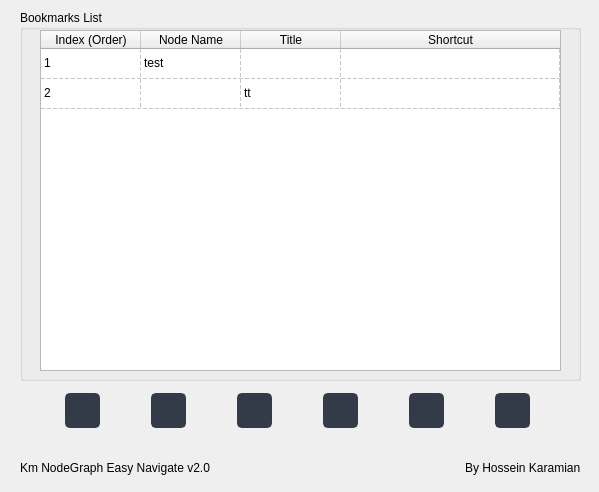
First picture: the form in Dev-Files/panel_v02 - Bookmarks List.ui, repository hkaramian/Km-NodeGraph-Easy-Navigate, before the edit.
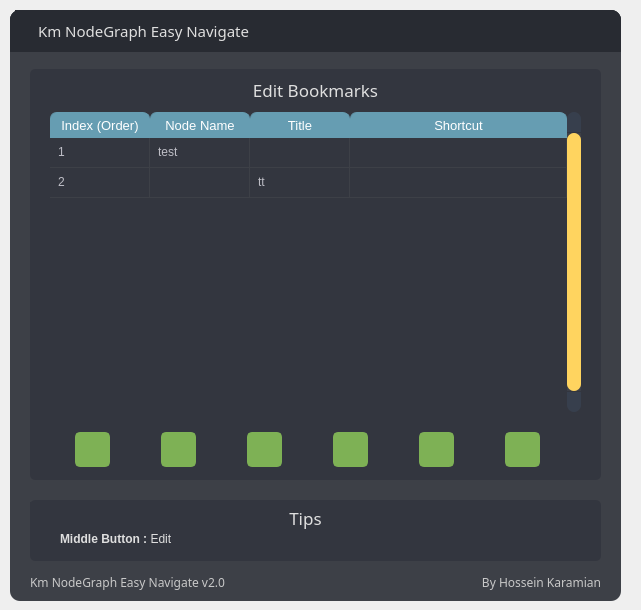
Second picture: the form after the edit. Icons and pictures are not drawn.

```diff
--- a/Dev-Files/panel_v02 - Bookmarks List.ui
+++ b/Dev-Files/panel_v02 - Bookmarks List.ui
@@ -6,43 +6,654 @@
    <rect>
     <x>0</x>
     <y>0</y>
-    <width>599</width>
-    <height>492</height>
+    <width>641</width>
+    <height>610</height>
    </rect>
   </property>
   <property name="windowTitle">
    <string>Km NodeGraph Easy Navigate : Edit Bookmarks</string>
   </property>
   <widget class="QWidget" name="centralwidget">
-   <widget class="QGroupBox" name="groupBox">
+   <widget class="QFrame" name="frame">
     <property name="geometry">
      <rect>
-      <x>20</x>
+      <x>10</x>
       <y>10</y>
-      <width>561</width>
-      <height>371</height>
+      <width>611</width>
+      <height>591</height>
      </rect>
     </property>
-    <property name="title">
-     <string>Bookmarks List</string>
+    <property name="styleSheet">
+     <string notr="true">QLabel {
+color: rgb(223, 223, 223);
+}
+
+QFrame {
+	background-color: rgb(61, 64, 71);
+	border-radius : 10px;
+}
+
+/* LINE EDIT */
+QLineEdit {
+	background-color: rgb(40, 43, 50);
+	border-radius: 5px;
+	border: 2px solid rgb(40, 43, 50);
+}
+QLineEdit:hover {
+	border: 2px solid rgb(64, 71, 88);
+}
+QLineEdit:focus {
+	border: 2px solid rgb(91, 101, 124);
+}
+
+/* SCROLL BARS */
+QScrollBar:horizontal {
+    border: none;
+    background: rgb(52, 59, 72);
+    height: 14px;
+    margin: 0px 21px 0 21px;
+	border-radius: 0px;
+}
+QScrollBar::handle:horizontal {
+    background: rgb(85, 170, 255);
+    min-width: 25px;
+	border-radius: 7px
+}
+QScrollBar::add-line:horizontal {
+    border: none;
+    background: rgb(55, 63, 77);
+    width: 20px;
+	border-top-right-radius: 7px;
+    border-bottom-right-radius: 7px;
+    subcontrol-position: right;
+    subcontrol-origin: margin;
+}
+QScrollBar::sub-line:horizontal {
+    border: none;
+    background: rgb(55, 63, 77);
+    width: 20px;
+	border-top-left-radius: 7px;
+    border-bottom-left-radius: 7px;
+    subcontrol-position: left;
+    subcontrol-origin: margin;
+}
+QScrollBar::up-arrow:horizontal, QScrollBar::down-arrow:horizontal
+{
+     background: none;
+}
+QScrollBar::add-page:horizontal, QScrollBar::sub-page:horizontal
+{
+     background: none;
+}
+ QScrollBar:vertical {
+	border: none;
+    background: rgb(61, 64, 71);
+    width: 14px;
+    margin: 21px 0 21px 0;
+	border-radius: 0px;
+ }
+ QScrollBar::handle:vertical {	
+	background: rgb(255, 212, 95);
+    min-height: 25px;
+	border-radius: 7px
+ }
+ QScrollBar::add-line:vertical {
+     border: none;
+    background: rgb(55, 63, 77);
+     height: 20px;
+	border-bottom-left-radius: 7px;
+    border-bottom-right-radius: 7px;
+     subcontrol-position: bottom;
+     subcontrol-origin: margin;
+ }
+ QScrollBar::sub-line:vertical {
+	border: none;
+    background: rgb(55, 63, 77);
+     height: 20px;
+	border-top-left-radius: 7px;
+    border-top-right-radius: 7px;
+     subcontrol-position: top;
+     subcontrol-origin: margin;
+ }
+ QScrollBar::up-arrow:vertical, QScrollBar::down-arrow:vertical {
+     background: none;
+ }
+
+ QScrollBar::add-page:vertical, QScrollBar::sub-page:vertical {
+     background: none;
+ }
+
+/* CHECKBOX */
+QCheckBox::indicator {
+    border: 3px solid rgb(52, 59, 72);
+	width: 15px;
+	height: 15px;
+	border-radius: 10px;
+    background: rgb(44, 49, 60);
+}
+QCheckBox::indicator:hover {
+    border: 3px solid rgb(58, 66, 81);
+}
+QCheckBox::indicator:checked {
+    background: 3px solid rgb(52, 59, 72);
+	border: 3px solid rgb(52, 59, 72);	
+	background-image: url(../Km_NodeGraphEN/icons/cil-check-alt.png);
+}
+
+/* RADIO BUTTON */
+QRadioButton::indicator {
+    border: 3px solid rgb(52, 59, 72);
+	width: 15px;
+	height: 15px;
+	border-radius: 10px;
+    background: rgb(44, 49, 60);
+}
+QRadioButton::indicator:hover {
+    border: 3px solid rgb(58, 66, 81);
+}
+QRadioButton::indicator:checked {
+    background: 3px solid rgb(94, 106, 130);
+	border: 3px solid rgb(52, 59, 72);	
+}
+
+/* COMBOBOX */
+QComboBox{
+	background-color: rgb(27, 29, 35);
+	border-radius: 5px;
+	border: 2px solid rgb(27, 29, 35);
+	padding: 5px;
+	padding-left: 10px;
+}
+QComboBox:hover{
+	border: 2px solid rgb(64, 71, 88);
+}
+QComboBox::drop-down {
+	subcontrol-origin: padding;
+	subcontrol-position: top right;
+	width: 25px; 
+	border-left-width: 3px;
+	border-left-color: rgba(39, 44, 54, 150);
+	border-left-style: solid;
+	border-top-right-radius: 3px;
+	border-bottom-right-radius: 3px;	
+	background-image: url(:/16x16/icons/16x16/cil-arrow-bottom.png);
+	background-position: center;
+	background-repeat: no-reperat;
+ }
+QComboBox QAbstractItemView {
+	color: rgb(85, 170, 255);	
+	background-color: rgb(27, 29, 35);
+	padding: 10px;
+	selection-background-color: rgb(39, 44, 54);
+}
+
+/* SLIDERS */
+QSlider::groove:horizontal {
+    border-radius: 9px;
+    height: 18px;
+	margin: 0px;
+	background-color: rgb(52, 59, 72);
+}
+QSlider::groove:horizontal:hover {
+	background-color: rgb(55, 62, 76);
+}
+QSlider::handle:horizontal {
+    background-color: rgb(255, 212, 95);
+    border: none;
+    height: 18px;
+    width: 18px;
+    margin: 0px;
+	border-radius: 9px;
+}
+QSlider::handle:horizontal:hover {
+    background-color: rgb(255, 222, 110);
+}
+QSlider::handle:horizontal:pressed {
+    background-color: rgb(255, 212, 95);
+}
+
+QSlider::groove:vertical {
+    border-radius: 9px;
+    width: 18px;
+    margin: 0px;
+	background-color: rgb(52, 59, 72);
+}
+QSlider::groove:vertical:hover {
+	background-color: rgb(55, 62, 76);
+}
+QSlider::handle:vertical {
+    background-color: rgb(85, 170, 255);
+	border: none;
+    height: 18px;
+    width: 18px;
+    margin: 0px;
+	border-radius: 9px;
+}
+QSlider::handle:vertical:hover {
+    background-color: rgb(105, 180, 255);
+}
+QSlider::handle:vertical:pressed {
+    background-color: rgb(65, 130, 195);
+}
+
+</string>
     </property>
+    <property name="frameShape">
+     <enum>QFrame::StyledPanel</enum>
+    </property>
+    <property name="frameShadow">
+     <enum>QFrame::Raised</enum>
+    </property>
+    <widget class="QFrame" name="frame_top_btns">
+     <property name="geometry">
+      <rect>
+       <x>0</x>
+       <y>0</y>
+       <width>611</width>
+       <height>42</height>
+      </rect>
+     </property>
+     <property name="maximumSize">
+      <size>
+       <width>16777215</width>
+       <height>42</height>
+      </size>
+     </property>
+     <property name="styleSheet">
+      <string notr="true">background-color: rgb(40, 43, 50);
+border-bottom-left-radius: 1px;
+border-bottom-right-radius: 1px;</string>
+     </property>
+     <property name="frameShape">
+      <enum>QFrame::NoFrame</enum>
+     </property>
+     <property name="frameShadow">
+      <enum>QFrame::Raised</enum>
+     </property>
+     <layout class="QHBoxLayout" name="horizontalLayout_4">
+      <property name="spacing">
+       <number>0</number>
+      </property>
+      <property name="leftMargin">
+       <number>0</number>
+      </property>
+      <property name="topMargin">
+       <number>0</number>
+      </property>
+      <property name="rightMargin">
+       <number>0</number>
+      </property>
+      <property name="bottomMargin">
+       <number>0</number>
+      </property>
+      <item>
+       <widget class="QFrame" name="frame_label_top_btns">
+        <property name="sizePolicy">
+         <sizepolicy hsizetype="Expanding" vsizetype="Preferred">
+          <horstretch>0</horstretch>
+          <verstretch>0</verstretch>
+         </sizepolicy>
+        </property>
+        <property name="frameShape">
+         <enum>QFrame::NoFrame</enum>
+        </property>
+        <property name="frameShadow">
+         <enum>QFrame::Raised</enum>
+        </property>
+        <layout class="QHBoxLayout" name="horizontalLayout_10">
+         <property name="spacing">
+          <number>0</number>
+         </property>
+         <property name="leftMargin">
+          <number>5</number>
+         </property>
+         <property name="topMargin">
+          <number>0</number>
+         </property>
+         <property name="rightMargin">
+          <number>10</number>
+         </property>
+         <property name="bottomMargin">
+          <number>0</number>
+         </property>
+         <item>
+          <widget class="QLabel" name="label_16">
+           <property name="maximumSize">
+            <size>
+             <width>3</width>
+             <height>16777215</height>
+            </size>
+           </property>
+           <property name="text">
+            <string/>
+           </property>
+          </widget>
+         </item>
+         <item>
+          <widget class="QLabel" name="label_9">
+           <property name="minimumSize">
+            <size>
+             <width>20</width>
+             <height>0</height>
+            </size>
+           </property>
+           <property name="maximumSize">
+            <size>
+             <width>20</width>
+             <height>20</height>
+            </size>
+           </property>
+           <property name="text">
+            <string/>
+           </property>
+           <property name="pixmap">
+            <pixmap>../Km_NodeGraphEN/icons/cil-menu.png</pixmap>
+           </property>
+           <property name="scaledContents">
+            <bool>true</bool>
+           </property>
+           <property name="alignment">
+            <set>Qt::AlignCenter</set>
+           </property>
+           <property name="margin">
+            <number>0</number>
+           </property>
+          </widget>
+         </item>
+         <item>
+          <widget class="QLabel" name="label_title_bar_top">
+           <property name="font">
+            <font>
+             <family>Segoe UI Semibold</family>
+             <pointsize>11</pointsize>
+             <weight>50</weight>
+             <bold>false</bold>
+            </font>
+           </property>
+           <property name="styleSheet">
+            <string notr="true">background: transparent;
+</string>
+           </property>
+           <property name="text">
+            <string>Km NodeGraph Easy Navigate</string>
+           </property>
+           <property name="margin">
+            <number>5</number>
+           </property>
+          </widget>
+         </item>
+        </layout>
+       </widget>
+      </item>
+      <item alignment="Qt::AlignRight">
+       <widget class="QFrame" name="frame_btns_right">
+        <property name="sizePolicy">
+         <sizepolicy hsizetype="Expanding" vsizetype="Preferred">
+          <horstretch>0</horstretch>
+          <verstretch>0</verstretch>
+         </sizepolicy>
+        </property>
+        <property name="maximumSize">
+         <size>
+          <width>120</width>
+          <height>16777215</height>
+         </size>
+        </property>
+        <property name="frameShape">
+         <enum>QFrame::NoFrame</enum>
+        </property>
+        <property name="frameShadow">
+         <enum>QFrame::Raised</enum>
+        </property>
+        <layout class="QHBoxLayout" name="horizontalLayout_5">
+         <property name="spacing">
+          <number>0</number>
+         </property>
+         <property name="leftMargin">
+          <number>0</number>
+         </property>
+         <property name="topMargin">
+          <number>0</number>
+         </property>
+         <property name="rightMargin">
+          <number>0</number>
+         </property>
+         <property name="bottomMargin">
+          <number>0</number>
+         </property>
+         <item>
+          <widget class="QPushButton" name="pushButton_minimize">
+           <property name="sizePolicy">
+            <sizepolicy hsizetype="Minimum" vsizetype="Expanding">
+             <horstretch>0</horstretch>
+             <verstretch>0</verstretch>
+            </sizepolicy>
+           </property>
+           <property name="minimumSize">
+            <size>
+             <width>40</width>
+             <height>0</height>
+            </size>
+           </property>
+           <property name="maximumSize">
+            <size>
+             <width>40</width>
+             <height>16777215</height>
+            </size>
+           </property>
+           <property name="toolTip">
+            <string>Minimize</string>
+           </property>
+           <property name="styleSheet">
+            <string notr="true">QPushButton {	
+	border: none;
+	background-color: transparent;
+}
+QPushButton:hover {
+	background-color: rgb(50, 55, 65);
+	border-radius : 0px;
+}
+QPushButton:pressed {	
+	background-color: rgb(40, 50, 62);
+}</string>
+           </property>
+           <property name="text">
+            <string/>
+           </property>
+           <property name="icon">
+            <iconset>
+             <normaloff>../Km_NodeGraphEN/icons/cil-window-minimize.png</normaloff>../Km_NodeGraphEN/icons/cil-window-minimize.png</iconset>
+           </property>
+          </widget>
+         </item>
+         <item>
+          <widget class="QPushButton" name="pushButton_close">
+           <property name="sizePolicy">
+            <sizepolicy hsizetype="Minimum" vsizetype="Expanding">
+             <horstretch>0</horstretch>
+             <verstretch>0</verstretch>
+            </sizepolicy>
+           </property>
+           <property name="minimumSize">
+            <size>
+             <width>40</width>
+             <height>0</height>
+            </size>
+           </property>
+           <property name="maximumSize">
+            <size>
+             <width>40</width>
+             <height>16777215</height>
+            </size>
+           </property>
+           <property name="toolTip">
+            <string>Close</string>
+           </property>
+           <property name="styleSheet">
+            <string notr="true">QPushButton {	
+	border: none;
+	background-color: transparent;
+}
+QPushButton:hover {
+	background-color: rgb(50, 55, 65);
+	border-top-right-radius: 10px;
+	border-top-left-radius: 0px;
+	border-bottom-left-radius: 0px;
+	border-bottom-right-radius: 0px;
+}
+QPushButton:pressed {	
+	background-color: rgb(40, 50, 62);
+}</string>
+           </property>
+           <property name="text">
+            <string/>
+           </property>
+           <property name="icon">
+            <iconset>
+             <normaloff>../Km_NodeGraphEN/icons/cil-x.png</normaloff>../Km_NodeGraphEN/icons/cil-x.png</iconset>
+           </property>
+          </widget>
+         </item>
+        </layout>
+       </widget>
+      </item>
+     </layout>
+    </widget>
+    <widget class="QFrame" name="frame_2">
+     <property name="geometry">
+      <rect>
+       <x>20</x>
+       <y>59</y>
+       <width>571</width>
+       <height>411</height>
+      </rect>
+     </property>
+     <property name="styleSheet">
+      <string notr="true">QFrame {
+background-color: rgb(51, 54, 63);
+border-radius: 5px;
+}
+</string>
+     </property>
+     <property name="frameShape">
+      <enum>QFrame::StyledPanel</enum>
+     </property>
+     <property name="frameShadow">
+      <enum>QFrame::Raised</enum>
+     </property>
+     <widget class="QLabel" name="label_2">
+      <property name="geometry">
+       <rect>
+        <x>0</x>
+        <y>5</y>
+        <width>571</width>
+        <height>31</height>
+       </rect>
+      </property>
+      <property name="font">
+       <font>
+        <family>Segoe UI Semibold</family>
+        <pointsize>13</pointsize>
+       </font>
+      </property>
+      <property name="text">
+       <string>Edit Bookmarks</string>
+      </property>
+      <property name="alignment">
+       <set>Qt::AlignCenter</set>
+      </property>
+     </widget>
     <widget class="QTableWidget" name="tableWidget_BookmarksList">
      <property name="geometry">
       <rect>
-       <x>20</x>
-       <y>20</y>
-       <width>521</width>
-       <height>341</height>
-      </rect>
-     </property>
+        <x>10</x>
+        <y>33</y>
+        <width>551</width>
+        <height>321</height>
+       </rect>
+      </property>
+      <property name="styleSheet">
+       <string notr="true">QTableWidget {	
+	background-color: rgb(51, 54, 63);
+	padding: 10px;
+	border-radius: 5px;
+	gridline-color: rgb(61, 64, 71);
+	border-bottom: 1px solid rgb(51, 54, 63);
+	color : rgb(190, 190, 198);
+}
+QTableWidget::item{
+	border-color:  rgb(61, 64, 71);
+	padding-left: 5px;
+	padding-right: 5px;
+	gridline-color:  rgb(61, 64, 71);
+}
+QTableWidget::item:selected{
+	background-color: rgb(40, 43, 50);
+	background-color: rgb(40, 43, 50);
+	border-radius: 15px;
+	color : rgb(190, 190, 198);
+}
+QScrollBar:horizontal {
+    border: none;
+    background: rgb(255, 212, 95);
+    height: 14px;
+    margin: 0px 21px 0 21px;
+	border-radius: 0px;
+}
+ QScrollBar:vertical {
+	border: none;
+    background: rgb(61, 64, 71);
+    width: 14px;
+    margin: 21px 0 21px 0;
+	border-radius: 0px;
+ }
+QHeaderView::section{
+	Background-color: rgb(51, 54, 63);
+	max-width: 30px;
+	border: 1px solid rgb(61, 64, 71);
+	border-style: none;
+    border-bottom: 1px solid rgb(61, 64, 71);
+    border-right: 1px solid rgb(61, 64, 71);
+	font-size : 13px
+}
+QTableWidget::horizontalHeader {	
+	background-color: rgb(102, 157, 178);
+}
+QHeaderView::section:horizontal
+{
+    border: 1px solid rgb(102, 157, 178);
+	background-color: rgb(102, 157, 178);
+	padding: 3px;
+	border-top-left-radius: 7px;
+    border-top-right-radius: 7px;
+    color : rgb(255, 255, 255);
+}
+QHeaderView::section:vertical
+{
+    border: 1px solid rgb(61, 64, 71);
+}
+</string>
+      </property>
+      <property name="frameShape">
+       <enum>QFrame::NoFrame</enum>
+      </property>
+      <property name="verticalScrollBarPolicy">
+       <enum>Qt::ScrollBarAlwaysOn</enum>
+      </property>
+      <property name="selectionMode">
+       <enum>QAbstractItemView::SingleSelection</enum>
+      </property>
+      <property name="selectionBehavior">
+       <enum>QAbstractItemView::SelectRows</enum>
+      </property>
      <property name="showGrid">
       <bool>true</bool>
      </property>
      <property name="gridStyle">
-      <enum>Qt::DashLine</enum>
+       <enum>Qt::SolidLine</enum>
      </property>
      <property name="sortingEnabled">
-      <bool>true</bool>
+       <bool>false</bool>
      </property>
      <property name="wordWrap">
       <bool>true</bool>
@@ -57,7 +668,7 @@
       <bool>true</bool>
      </attribute>
      <attribute name="horizontalHeaderShowSortIndicator" stdset="0">
-      <bool>true</bool>
+       <bool>false</bool>
      </attribute>
      <attribute name="horizontalHeaderStretchLastSection">
       <bool>true</bool>
@@ -68,6 +679,9 @@
      <attribute name="verticalHeaderDefaultSectionSize">
       <number>30</number>
      </attribute>
+      <attribute name="verticalHeaderStretchLastSection">
+       <bool>false</bool>
+      </attribute>
      <row>
       <property name="text">
        <string>1</string>
@@ -82,11 +696,21 @@
       <property name="text">
        <string>Index (Order)</string>
       </property>
+       <property name="font">
+        <font>
+         <family>Segoe UI</family>
+        </font>
+       </property>
      </column>
      <column>
       <property name="text">
        <string>Node Name</string>
       </property>
+       <property name="font">
+        <font>
+         <family>Segoe UI</family>
+        </font>
+       </property>
      </column>
      <column>
       <property name="text">
@@ -95,11 +719,21 @@
       <property name="toolTip">
        <string>Copy url to clipboard</string>
       </property>
+       <property name="font">
+        <font>
+         <family>Segoe UI</family>
+        </font>
+       </property>
      </column>
      <column>
       <property name="text">
        <string>Shortcut</string>
       </property>
+       <property name="font">
+        <font>
+         <family>Segoe UI</family>
+        </font>
+       </property>
      </column>
      <item row="0" column="0">
       <property name="text">
@@ -132,65 +766,11 @@
       </property>
      </item>
     </widget>
-   </widget>
-   <widget class="QWidget" name="layoutWidget">
-    <property name="geometry">
-     <rect>
-      <x>20</x>
-      <y>450</y>
-      <width>561</width>
-      <height>36</height>
-     </rect>
-    </property>
-    <layout class="QHBoxLayout" name="horizontalLayout_2" stretch="3,28,3">
-     <item>
-      <widget class="QLabel" name="label_plugins_version">
-       <property name="font">
-        <font>
-         <family>Segoe UI</family>
-        </font>
-       </property>
-       <property name="text">
-        <string>Km NodeGraph Easy Navigate v2.0</string>
-       </property>
-      </widget>
-     </item>
-     <item>
-      <spacer name="horizontalSpacer_4">
-       <property name="orientation">
-        <enum>Qt::Horizontal</enum>
-       </property>
-       <property name="sizeHint" stdset="0">
-        <size>
-         <width>40</width>
-         <height>20</height>
-        </size>
-       </property>
-      </spacer>
-     </item>
-     <item>
-      <layout class="QVBoxLayout" name="verticalLayout">
-       <item>
-        <widget class="QLabel" name="label_8">
-         <property name="font">
-          <font>
-           <family>Segoe UI</family>
-          </font>
-         </property>
-         <property name="text">
-          <string>By Hossein Karamian</string>
-         </property>
-        </widget>
-       </item>
-      </layout>
-     </item>
-    </layout>
-   </widget>
    <widget class="QWidget" name="horizontalLayoutWidget">
     <property name="geometry">
      <rect>
-      <x>20</x>
-      <y>390</y>
+        <x>0</x>
+        <y>360</y>
       <width>561</width>
       <height>41</height>
      </rect>
@@ -221,9 +801,9 @@
        </property>
        <property name="styleSheet">
         <string notr="true">QPushButton {
-	border: 2px solid rgb(52, 59, 72);
+	border: 2px solid rgb(126, 177, 85);
 	border-radius: 5px;	
-	background-color: rgb(52, 59, 72);
+	background-color: rgb(126, 177, 85);
 	color: rgb(223, 223, 223);
 }
 QPushButton:hover {
@@ -275,9 +855,9 @@
        </property>
        <property name="styleSheet">
         <string notr="true">QPushButton {
-	border: 2px solid rgb(52, 59, 72);
+	border: 2px solid rgb(126, 177, 85);
 	border-radius: 5px;	
-	background-color: rgb(52, 59, 72);
+	background-color: rgb(126, 177, 85);
 	color: rgb(223, 223, 223);
 }
 QPushButton:hover {
@@ -329,9 +909,9 @@
        </property>
        <property name="styleSheet">
         <string notr="true">QPushButton {
-	border: 2px solid rgb(52, 59, 72);
+	border: 2px solid rgb(126, 177, 85);
 	border-radius: 5px;	
-	background-color: rgb(52, 59, 72);
+	background-color: rgb(126, 177, 85);
 	color: rgb(223, 223, 223);
 }
 QPushButton:hover {
@@ -383,9 +963,9 @@
        </property>
        <property name="styleSheet">
         <string notr="true">QPushButton {
-	border: 2px solid rgb(52, 59, 72);
+	border: 2px solid rgb(126, 177, 85);
 	border-radius: 5px;	
-	background-color: rgb(52, 59, 72);
+	background-color: rgb(126, 177, 85);
 	color: rgb(223, 223, 223);
 }
 QPushButton:hover {
@@ -437,9 +1017,9 @@
        </property>
        <property name="styleSheet">
         <string notr="true">QPushButton {
-	border: 2px solid rgb(52, 59, 72);
+	border: 2px solid rgb(126, 177, 85);
 	border-radius: 5px;	
-	background-color: rgb(52, 59, 72);
+	background-color: rgb(126, 177, 85);
 	color: rgb(223, 223, 223);
 }
 QPushButton:hover {
@@ -491,9 +1071,9 @@
        </property>
        <property name="styleSheet">
         <string notr="true">QPushButton {
-	border: 2px solid rgb(52, 59, 72);
+	border: 2px solid rgb(126, 177, 85);
 	border-radius: 5px;	
-	background-color: rgb(52, 59, 72);
+	background-color: rgb(126, 177, 85);
 	color: rgb(223, 223, 223);
 }
 QPushButton:hover {
@@ -521,6 +1101,155 @@
       </widget>
      </item>
     </layout>
+     </widget>
+    </widget>
+    <widget class="QFrame" name="frame_3">
+     <property name="geometry">
+      <rect>
+       <x>20</x>
+       <y>490</y>
+       <width>571</width>
+       <height>61</height>
+      </rect>
+     </property>
+     <property name="styleSheet">
+      <string notr="true">QFrame {
+background-color:rgb(51, 54, 63);
+border-radius: 5px;
+}
+</string>
+     </property>
+     <property name="frameShape">
+      <enum>QFrame::StyledPanel</enum>
+     </property>
+     <property name="frameShadow">
+      <enum>QFrame::Raised</enum>
+     </property>
+     <widget class="QLabel" name="label_7">
+      <property name="geometry">
+       <rect>
+        <x>-10</x>
+        <y>2</y>
+        <width>571</width>
+        <height>31</height>
+       </rect>
+      </property>
+      <property name="font">
+       <font>
+        <family>Segoe UI Semibold</family>
+        <pointsize>13</pointsize>
+       </font>
+      </property>
+      <property name="text">
+       <string>Tips</string>
+      </property>
+      <property name="alignment">
+       <set>Qt::AlignCenter</set>
+      </property>
+     </widget>
+     <widget class="QLabel" name="label_14">
+      <property name="geometry">
+       <rect>
+        <x>30</x>
+        <y>30</y>
+        <width>227</width>
+        <height>19</height>
+       </rect>
+      </property>
+      <property name="font">
+       <font>
+        <family>Segoe UI</family>
+       </font>
+      </property>
+      <property name="text">
+       <string>&lt;strong&gt;Middle Button :&lt;/strong&gt;   Edit</string>
+      </property>
+     </widget>
+     <widget class="QLabel" name="label_icon_2">
+      <property name="geometry">
+       <rect>
+        <x>340</x>
+        <y>20</y>
+        <width>31</width>
+        <height>41</height>
+       </rect>
+      </property>
+      <property name="frameShape">
+       <enum>QFrame::NoFrame</enum>
+      </property>
+      <property name="text">
+       <string/>
+      </property>
+      <property name="pixmap">
+       <pixmap>../Km_NodeGraphEN/icons/cil-mouse.png</pixmap>
+      </property>
+      <property name="scaledContents">
+       <bool>false</bool>
+      </property>
+     </widget>
+    </widget>
+    <widget class="QWidget" name="layoutWidget_2">
+     <property name="geometry">
+      <rect>
+       <x>20</x>
+       <y>554</y>
+       <width>571</width>
+       <height>36</height>
+      </rect>
+     </property>
+     <layout class="QHBoxLayout" name="horizontalLayout_3" stretch="3,28,3">
+      <item>
+       <widget class="QLabel" name="label_plugins_version">
+        <property name="font">
+         <font>
+          <family>Segoe UI Semibold</family>
+         </font>
+        </property>
+        <property name="styleSheet">
+         <string notr="true">color: rgb(200, 200, 200);</string>
+        </property>
+        <property name="text">
+         <string>Km NodeGraph Easy Navigate v2.0</string>
+        </property>
+       </widget>
+      </item>
+      <item>
+       <spacer name="horizontalSpacer_5">
+        <property name="orientation">
+         <enum>Qt::Horizontal</enum>
+        </property>
+        <property name="sizeHint" stdset="0">
+         <size>
+          <width>40</width>
+          <height>20</height>
+         </size>
+        </property>
+       </spacer>
+      </item>
+      <item>
+       <layout class="QVBoxLayout" name="verticalLayout_2">
+        <item>
+         <widget class="QLabel" name="label_credit">
+          <property name="font">
+           <font>
+            <family>Segoe UI Semibold</family>
+           </font>
+          </property>
+          <property name="styleSheet">
+           <string notr="true">color: rgb(200, 200, 200);</string>
+          </property>
+          <property name="text">
+           <string>By Hossein Karamian</string>
+          </property>
+          <property name="alignment">
+           <set>Qt::AlignRight|Qt::AlignTrailing|Qt::AlignVCenter</set>
+          </property>
+         </widget>
+        </item>
+       </layout>
+      </item>
+     </layout>
+    </widget>
    </widget>
   </widget>
  </widget>
```
Left out of the diff: 50 changed lines with no effect on the pictures. Lines whose indentation alone changed are shown as unchanged.
